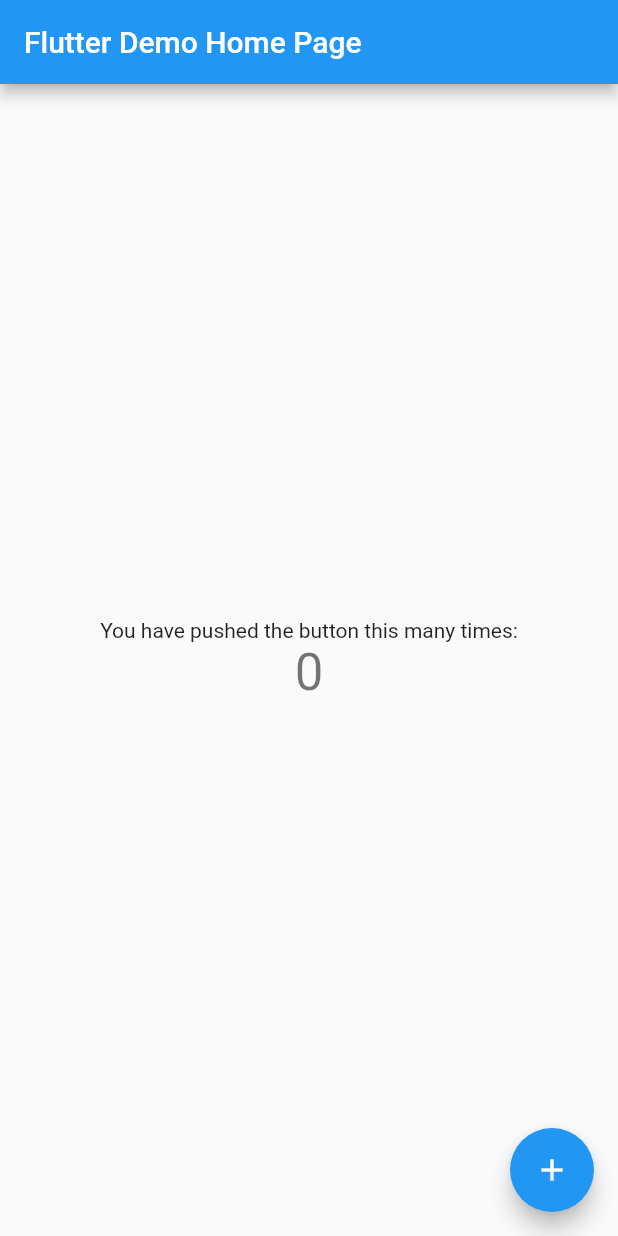
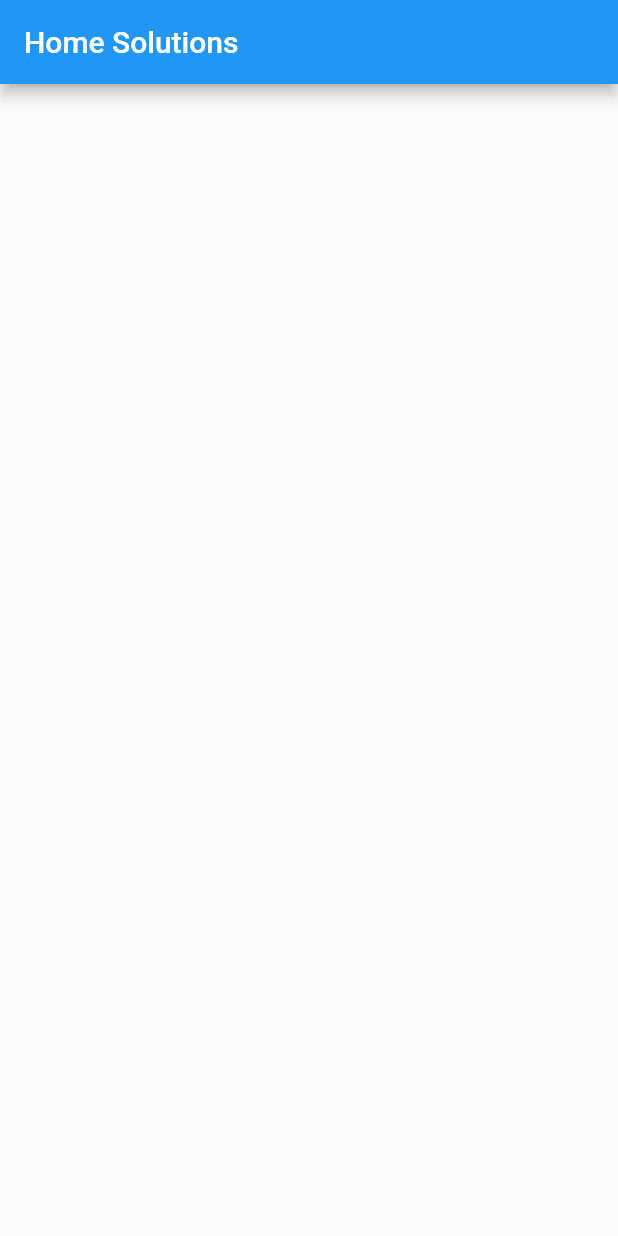
Before and after one commit to rithviknishad/home_solutions_kozhikode, a Flutter app: the screen it shows after launch, on a phone screen of 412 x 824 dp. Run offline on Flutter 3.47's test engine with Material 2 defaults, Android fonts, the phone set to English and light mode, and no system bars; our stand-ins replace auto_route; generated files the repository leaves out were written again.

Commit message:
add auto route, code restruct

```diff
--- a/lib/main.dart
+++ b/lib/main.dart
@@ -1,65 +1,30 @@
+import 'package:auto_route/auto_route.dart';
 import 'package:flutter/material.dart';
+import 'package:home_solutions_kozhikode/main.gr.dart';
+import 'package:home_solutions_kozhikode/route/landing.dart';
 
-void main() {
-  runApp(MyApp());
-}
+void main() => runApp(HomeSolutions());
 
-class MyApp extends StatelessWidget {
+@MaterialAutoRouter(
+  replaceInRouteName: 'Page,Route',
+  routes: [
+    AutoRoute(page: LandingPage, initial: true),
+  ],
+)
+class $AppRouter {}
+
+class HomeSolutions extends StatelessWidget {
+  final _appRouter = AppRouter();
+
   @override
   Widget build(BuildContext context) {
-    return MaterialApp(
-      title: 'Flutter Demo',
+    return MaterialApp.router(
+      title: 'Home Solutions',
       theme: ThemeData(
         primarySwatch: Colors.blue,
       ),
-      home: MyHomePage(title: 'Flutter Demo Home Page'),
+      routerDelegate: _appRouter.delegate(),
+      routeInformationParser: _appRouter.defaultRouteParser(),
     );
   }
 }
-
-class MyHomePage extends StatefulWidget {
-  MyHomePage({Key? key, this.title}) : super(key: key);
-
-  final String? title;
-
-  @override
-  _MyHomePageState createState() => _MyHomePageState();
-}
-
-class _MyHomePageState extends State<MyHomePage> {
-  int _counter = 0;
-
-  void _incrementCounter() {
-    setState(() {
-      _counter++;
-    });
-  }
-
-  @override
-  Widget build(BuildContext context) {
-    return Scaffold(
-      appBar: AppBar(
-        title: Text(widget.title!),
-      ),
-      body: Center(
-        child: Column(
-          mainAxisAlignment: MainAxisAlignment.center,
-          children: <Widget>[
-            Text(
-              'You have pushed the button this many times:',
-            ),
-            Text(
-              '$_counter',
-              style: Theme.of(context).textTheme.headline4,
-            ),
-          ],
-        ),
-      ),
-      floatingActionButton: FloatingActionButton(
-        onPressed: _incrementCounter,
-        tooltip: 'Increment',
-        child: Icon(Icons.add),
-      ),
-    );
-  }
-}
--- /dev/null
+++ b/lib/route/landing.dart
@@ -0,0 +1,20 @@
+import 'package:flutter/material.dart';
+
+class LandingPage extends StatelessWidget {
+  @override
+  Widget build(BuildContext context) {
+    return Scaffold(
+      appBar: AppBar(
+        title: Text('Home Solutions'),
+      ),
+      body: Scrollbar(
+        child: SingleChildScrollView(
+          child: Column(
+            mainAxisAlignment: MainAxisAlignment.center,
+            children: [],
+          ),
+        ),
+      ),
+    );
+  }
+}
--- a/pubspec.yaml
+++ b/pubspec.yaml
@@ -9,8 +9,11 @@ environment:
 dependencies:
   flutter:
     sdk: flutter
+  auto_route: ^2.0.2
 
-  cupertino_icons: ^1.0.2
+dev_dependencies:
+  auto_route_generator: ^2.0.1
+  build_runner: ^2.0.2
 
 flutter:
   uses-material-design: true
```
Also changed, not shown: 1 other file.
